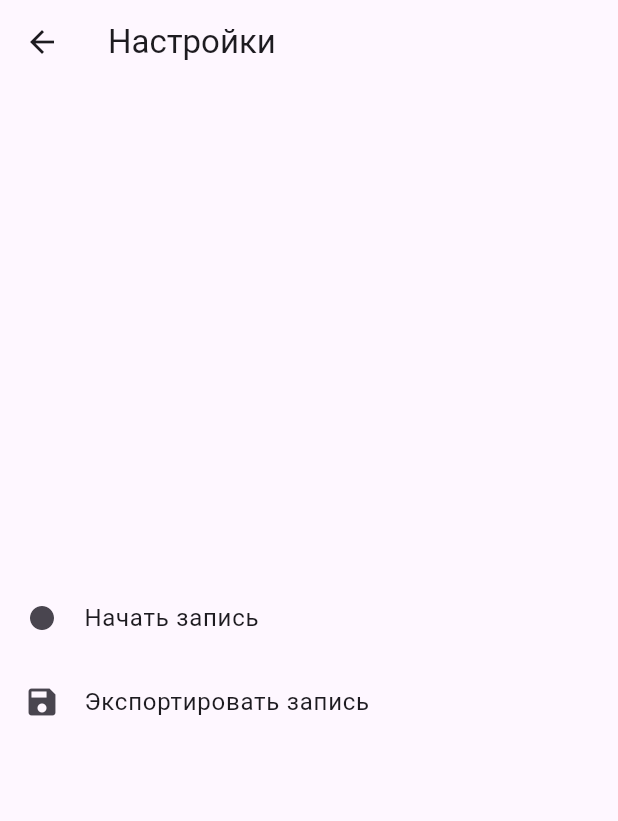
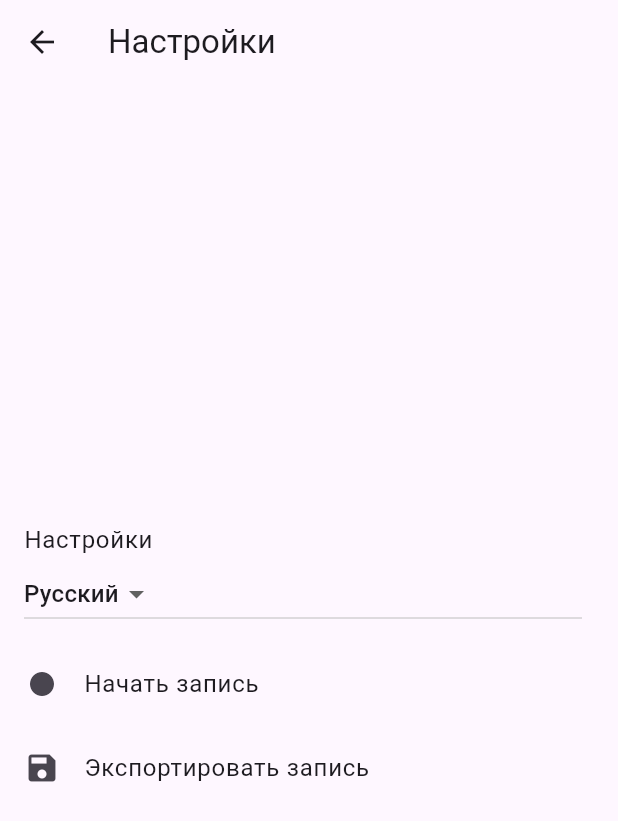
Before and after one commit to yeargor/pianoFlutter, a Flutter app: the SettingsScreen screen opened directly, on a phone screen of 412 x 824 dp. Shown: the top 821 px of the screen. Run offline on Flutter 3.47's test engine with Material 3 defaults, Android fonts, the phone set to English and light mode, and no system bars; our stand-ins replace audioplayers; missing offline and left inert: ffmpeg_kit_flutter; generated files the repository leaves out were written again; project files that could hold a hidden picture were left out.

Commit message:
language support

```diff
--- /dev/null
+++ b/l10n.yaml
@@ -0,0 +1,3 @@
+arb-dir: lib/l10n
+template_arb-file: app_en.arb
+output_localization-file: app_localizations.dart
--- /dev/null
+++ b/lib/l10n/all_locales.dart
@@ -0,0 +1,10 @@
+import 'package:flutter/material.dart';
+
+class AllLocale {
+  AllLocale();
+
+  static final all = [
+    const Locale("en", "US"),  // Английский (США)
+    const Locale("ru", "RU"),  // Русский (Россия)
+  ];
+}
--- /dev/null
+++ b/lib/l10n/app_en.arb
@@ -0,0 +1,6 @@
+{
+  "startRecording": "Start Recording",
+  "stopRecording": "Stop Recording",
+  "exportRecording": "Export Recording",
+  "settings": "Settings"
+}
--- /dev/null
+++ b/lib/l10n/app_ru.arb
@@ -0,0 +1,6 @@
+{
+  "startRecording": "Начать запись",
+  "stopRecording": "Остановить запись",
+  "exportRecording": "Экспортировать запись",
+  "settings": "Настройки"
+}
--- /dev/null
+++ b/lib/l10n/local_provider.dart
@@ -0,0 +1,14 @@
+import 'package:flutter/material.dart';
+import 'package:compact_piano/l10n/all_locales.dart';
+
+class LocaleProvider with ChangeNotifier {
+  Locale _locale = AllLocale.all[1];  // Устанавливаем английский как начальную локаль
+
+  Locale get locale => _locale;
+
+  void setLocale(Locale locale) {
+    if (!AllLocale.all.contains(locale)) return;
+    _locale = locale;
+    notifyListeners(); // Уведомляем об изменении локали
+  }
+}
--- a/lib/screens/classes/audio_player_pool.dart
+++ b/lib/screens/classes/audio_player_pool.dart
@@ -4,15 +4,18 @@ import 'package:compact_piano/screens/classes/note_recorded.dart';
 import 'package:compact_piano/screens/classes/piano_recorder.dart';
 
 class AudioPlayerPool {
+  //final List<AudioPlayer> _players = [];
   final Map<AudioPlayer, bool> _stopFadeOutFlags = {};
   final Map<String, AudioPlayer> _noteToPlayer = {};
 
+  // Возвращает доступный плеер или создаёт новый
   AudioPlayer getAvailablePlayer(String filePath) {
     if (_noteToPlayer.containsKey(filePath)) {
       final player = _noteToPlayer[filePath]!;
       return player;
     }
     final newPlayer = AudioPlayer();
+    //_players.add(newPlayer);
     _noteToPlayer[filePath] = newPlayer;
     return newPlayer;
   }
--- a/lib/screens/settings.dart
+++ b/lib/screens/settings.dart
@@ -1,5 +1,9 @@
+import 'package:compact_piano/l10n/all_locales.dart';
+import 'package:compact_piano/l10n/local_provider.dart';
 import 'package:compact_piano/screens/classes/piano_recorder.dart';
 import 'package:flutter/material.dart';
+import 'package:flutter_gen/gen_l10n/app_localizations.dart';
+import 'package:provider/provider.dart';
 
 class SettingsScreen extends StatefulWidget {
   const SettingsScreen({super.key});
@@ -11,14 +15,37 @@ class SettingsScreen extends StatefulWidget {
 class _SettingsScreenState extends State<SettingsScreen> {
   @override
   Widget build(BuildContext context) {
+    final localeProvider = Provider.of<LocaleProvider>(context);
+    final currentLocale = localeProvider.locale;
+
     return Scaffold(
-      appBar: AppBar(title: const Text("Настройки")),
+       appBar: AppBar(title: Text(AppLocalizations.of(context)!.settings)),
       body: Column(
         mainAxisAlignment: MainAxisAlignment.center,
         children: [
           ListTile(
+            title: Text(AppLocalizations.of(context)!.settings),  // Локализованный текст
+            subtitle: DropdownButton<Locale>(
+              value: currentLocale,
+              onChanged: (Locale? newLocale) {
+                if (newLocale != null) {
+                  // Устанавливаем новый язык
+                  localeProvider.setLocale(newLocale);
+                }
+              },
+              items: AllLocale.all.map<DropdownMenuItem<Locale>>((Locale locale) {
+                return DropdownMenuItem<Locale>(
+                  value: locale,
+                  child: Text(locale.languageCode == 'en' ? 'English' : 'Русский'), // Можно добавить больше языков
+                );
+              }).toList(),
+            ),
+          ),
+          ListTile(
             leading: Icon(PianoRecorder.isRecording ? Icons.stop : Icons.fiber_manual_record),
-            title: Text(PianoRecorder.isRecording ? "Остановить запись" : "Начать запись"),
+            title: Text(PianoRecorder.isRecording
+                ? AppLocalizations.of(context)!.stopRecording
+                : AppLocalizations.of(context)!.startRecording),
             onTap: () {
               setState(() {
                 PianoRecorder.toggleRecording(); // Используем widget для доступа к recorder
@@ -27,7 +54,7 @@ class _SettingsScreenState extends State<SettingsScreen> {
           ),
           ListTile(
             leading: const Icon(Icons.save),
-            title: const Text("Экспортировать запись"),
+             title: Text(AppLocalizations.of(context)!.exportRecording),
             onTap: () {
               PianoRecorder.exportTrack();
             },
```
Also changed, not shown: lib/main.dart (+27 -5 lines), pubspec.yaml (+8 -2 lines), pubspec.lock.
